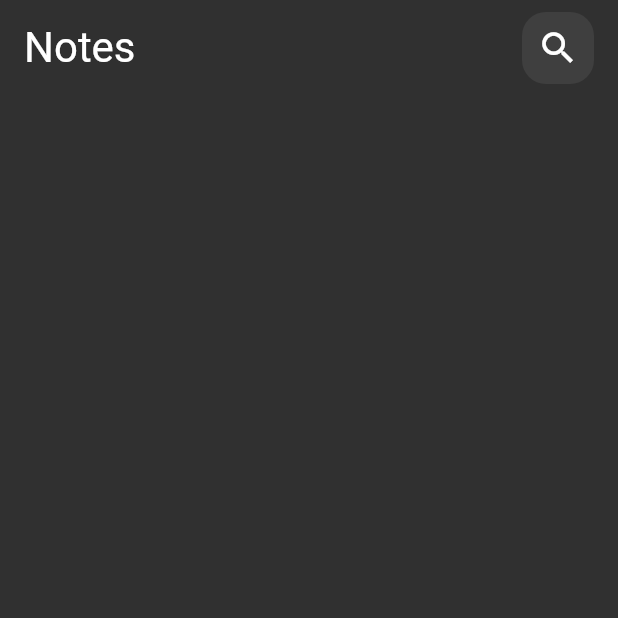
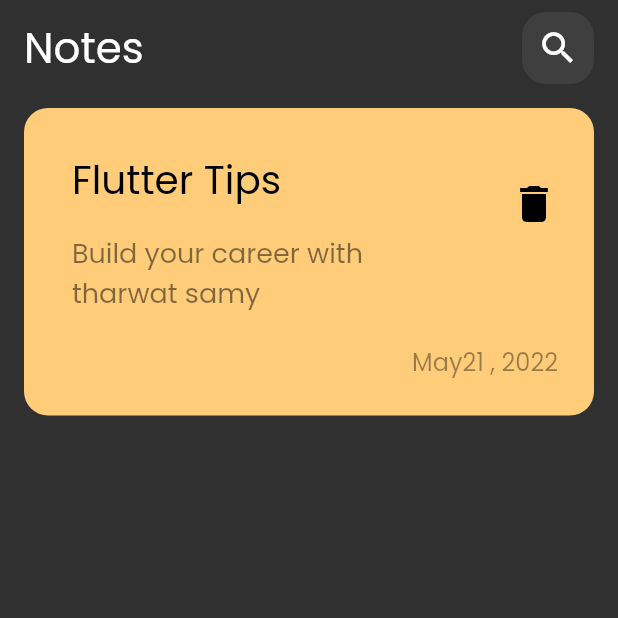
Before and after one commit to FakhrElddin/notes_app, a Flutter app: the screen it shows after launch, on a phone screen of 412 x 824 dp, the top half of it. Run offline on Flutter 3.47's test engine with Material 2 defaults, Android fonts, the phone set to English and light mode, and no system bars.

Commit message:
create note item and add fonts

```diff
--- a/lib/main.dart
+++ b/lib/main.dart
@@ -14,6 +14,7 @@ class NotesApp extends StatelessWidget {
       debugShowCheckedModeBanner: false,
       theme: ThemeData(
         brightness: Brightness.dark,
+        fontFamily: 'Poppins',
       ),
       home: const NotesView(),
     );
--- /dev/null
+++ b/lib/widgets/custom_note_item.dart
@@ -0,0 +1,65 @@
+import 'package:flutter/material.dart';
+
+class NoteItem extends StatelessWidget {
+  const NoteItem({super.key});
+
+  @override
+  Widget build(BuildContext context) {
+    return Container(
+      padding: const EdgeInsets.only(
+        top: 24,
+        bottom: 24,
+        left: 16,
+      ),
+      decoration: BoxDecoration(
+        color: const Color(0xffffcd7a),
+        borderRadius: BorderRadius.circular(16),
+      ),
+      child: Column(
+        crossAxisAlignment: CrossAxisAlignment.end,
+        children: [
+          ListTile(
+            title: const Text(
+              'Flutter Tips',
+              style: TextStyle(
+                color: Colors.black,
+                fontSize: 26,
+              ),
+            ),
+            subtitle: Padding(
+              padding: const EdgeInsets.only(
+                top: 16.0,
+                bottom: 16.0,
+              ),
+              child: Text(
+                'Build your career with tharwat samy',
+                style: TextStyle(
+                  color: Colors.black.withOpacity(0.5),
+                  fontSize: 18,
+                ),
+              ),
+            ),
+            trailing: IconButton(
+              onPressed: (){},
+              icon: const Icon(
+                Icons.delete,
+                color: Colors.black,
+                size: 32,
+              ),
+            ),
+          ),
+          Padding(
+            padding: const EdgeInsets.only(right: 24.0),
+            child: Text(
+              'May21 , 2022',
+              style: TextStyle(
+                fontSize: 16,
+                color: Colors.black.withOpacity(0.4),
+              ),
+            ),
+          ),
+        ],
+      ),
+    );
+  }
+}
--- a/lib/widgets/notes_view_body.dart
+++ b/lib/widgets/notes_view_body.dart
@@ -1,5 +1,6 @@
 import 'package:flutter/material.dart';
 import 'package:notes_app/widgets/custom_app_bar.dart';
+import 'package:notes_app/widgets/custom_note_item.dart';
 
 class NotesViewBody extends StatelessWidget {
   const NotesViewBody({super.key});
@@ -16,6 +17,10 @@ class NotesViewBody extends StatelessWidget {
             height: 8,
           ),
           CustomAppBar(),
+          SizedBox(
+            height: 16,
+          ),
+          NoteItem(),
         ],
       ),
     );
```
Also changed, not shown: pubspec.yaml (+4 -4 lines).
